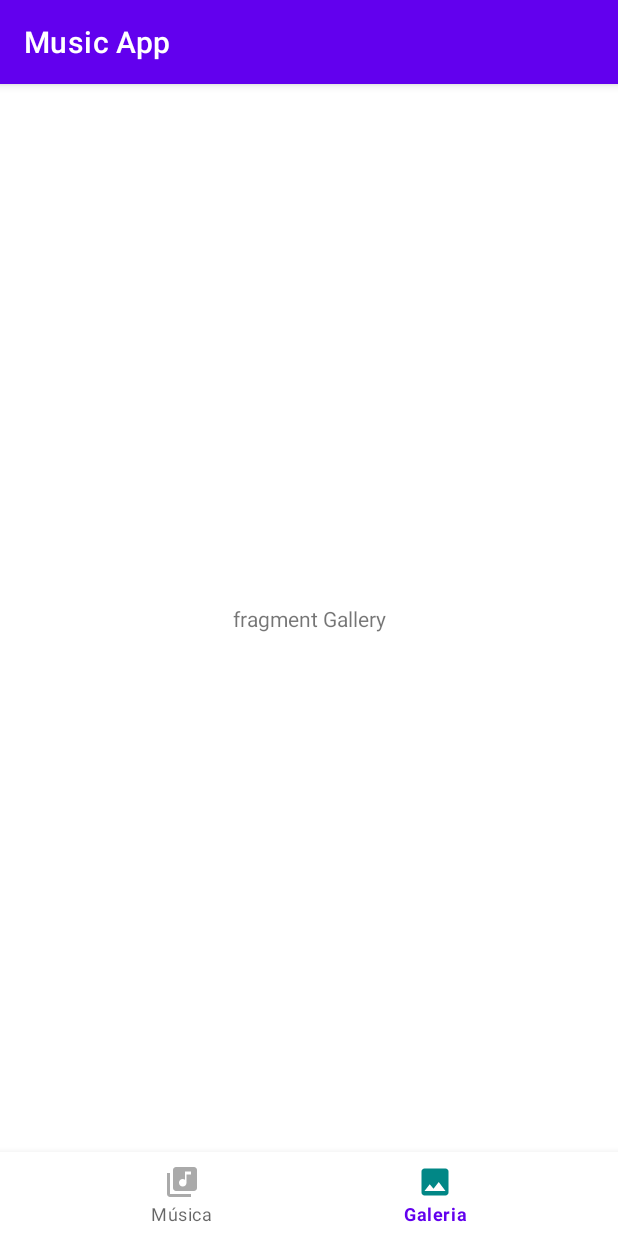
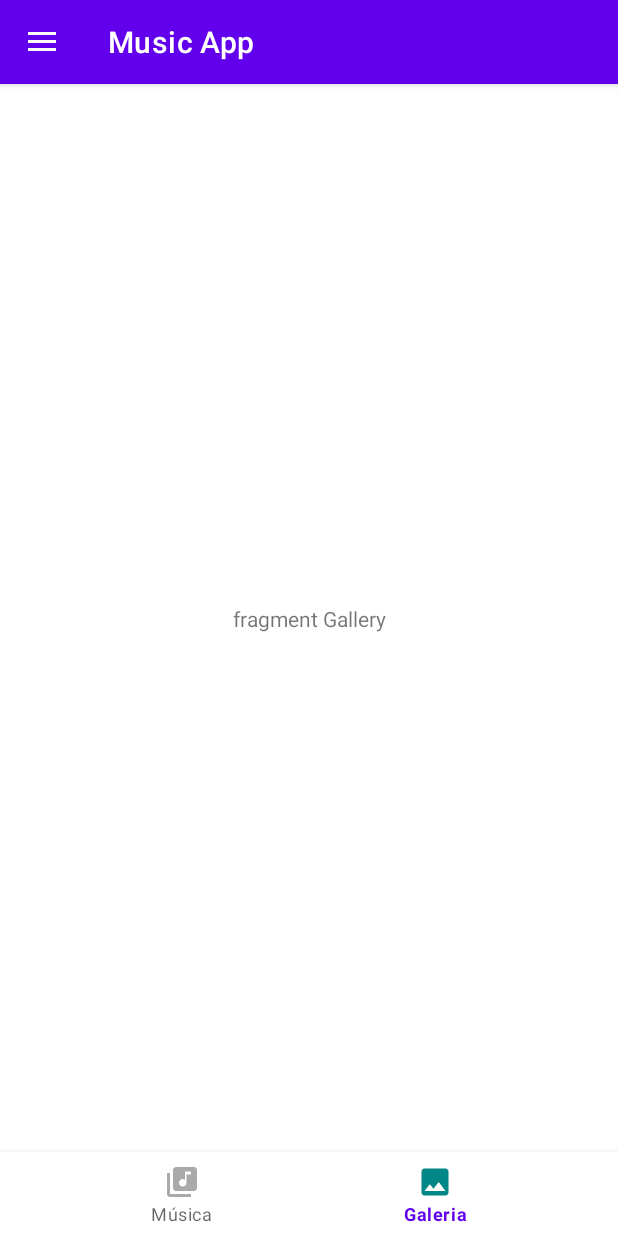
Before and after one commit to valcar3d/MusicApp, an Android app: the screen it shows after launch (MainActivity), item 2 of the bottom bar chosen, on a phone screen of 412 x 824 dp. Run offline under Robolectric (Android 15) with nearby library versions, the light colour scheme and no system bars; our stand-ins replace Room's generated code, data binding.

Commit message:
pantallas con funcionalidad básica, base de datos, databinding y mvvm base

```diff
--- /dev/null
+++ b/app/src/main/java/com/dimensiva/musicapp/database/AppDatabase.kt
@@ -0,0 +1,56 @@
+package com.dimensiva.musicapp.database
+
+import android.content.Context
+import android.widget.ImageView
+import androidx.room.Database
+import androidx.room.Room
+import androidx.room.RoomDatabase
+import com.dimensiva.musicapp.R
+import com.dimensiva.musicapp.database.dao.UserAccountDao
+import com.dimensiva.musicapp.entity.UserAccount
+
+@Database(entities = [UserAccount::class], version = 1, exportSchema = false)
+abstract class AppDatabase : RoomDatabase() {
+
+    abstract fun userAccountDao(): UserAccountDao?
+
+    companion object {
+        // Singleton prevents multiple instances of database opening at the
+        // same time.
+        @Volatile
+        private var INSTANCE: AppDatabase? = null
+
+        fun getDatabase(
+            context: Context
+        ): AppDatabase {
+            // if the INSTANCE is not null, then return it,
+            // if it is, then create the database
+            return INSTANCE ?: synchronized(this) {
+                val instance = Room.databaseBuilder(
+                    context.applicationContext,
+                    AppDatabase::class.java,
+                    "users_database"
+                )
+                    // Wipes and rebuilds instead of migrating if no Migration object.
+                    // Migration is not part of this codelab.
+                    .fallbackToDestructiveMigration()
+                    .build()
+                INSTANCE = instance
+                // return instance
+                instance
+            }
+        }
+
+        fun populateDatabase(userDao: UserAccountDao) {
+            // Start the app with a clean database every time.
+            // Not needed if you only populate on creation.
+            var user = UserAccount(
+                0, "valcar", "angel pat oribe",
+                "programador android", R.drawable.image
+            )
+            userDao.insert(user)
+
+        }
+    }
+
+}
--- /dev/null
+++ b/app/src/main/java/com/dimensiva/musicapp/database/dao/UserAccountDao.kt
@@ -0,0 +1,20 @@
+package com.dimensiva.musicapp.database.dao
+
+import androidx.lifecycle.LiveData
+import androidx.room.Dao
+import androidx.room.Insert
+import androidx.room.Query
+import com.dimensiva.musicapp.entity.UserAccount
+
+@Dao
+interface UserAccountDao {
+    @Insert
+    fun insert(account: UserAccount)
+
+    @Query("SELECT * FROM user_accounts WHERE nickName =:username")
+    fun getAccount(username: String?): UserAccount?
+
+    @Query("SELECT * FROM user_accounts")
+    fun getAllUsers(): LiveData<List<UserAccount>>
+
+}
--- /dev/null
+++ b/app/src/main/java/com/dimensiva/musicapp/entity/UserAccount.kt
@@ -0,0 +1,13 @@
+package com.dimensiva.musicapp.entity
+
+import android.widget.ImageView
+import androidx.room.Entity
+import androidx.room.PrimaryKey
+
+@Entity(tableName = "user_accounts")
+data class UserAccount(
+    @PrimaryKey(autoGenerate = true) val id: Int,
+    val nickName: String,
+    val nombreYapellido: String, val descripcion: String,
+    val perfilImagen: Int
+)
--- a/app/src/main/java/com/dimensiva/musicapp/fragments/GalleryFragment.kt
+++ b/app/src/main/java/com/dimensiva/musicapp/fragments/GalleryFragment.kt
@@ -1,20 +1,34 @@
 package com.dimensiva.musicapp.fragments
 
+import android.content.Intent
 import android.os.Bundle
+import android.provider.MediaStore
 import android.view.LayoutInflater
 import android.view.View
 import android.view.ViewGroup
 import androidx.fragment.app.Fragment
 import com.dimensiva.musicapp.R
+import com.dimensiva.musicapp.databinding.FragmentGalleryBinding
 
 
 class GalleryFragment : Fragment() {
+    private lateinit var binding: FragmentGalleryBinding
+
     override fun onCreateView(
         inflater: LayoutInflater, container: ViewGroup?,
         savedInstanceState: Bundle?
     ): View? {
+        val i = Intent(Intent.ACTION_VIEW, MediaStore.Images.Media.EXTERNAL_CONTENT_URI)
+        startActivityForResult(i, 1)
         // Inflate the layout for this fragment
-        return inflater.inflate(R.layout.fragment_gallery, container, false)
+        binding = FragmentGalleryBinding.inflate(inflater, container, false)
+        return binding.root
+    }
+
+    override fun onViewCreated(view: View, savedInstanceState: Bundle?) {
+
+
+        super.onViewCreated(view, savedInstanceState)
     }
 
     companion object {
@@ -22,4 +36,13 @@ class GalleryFragment : Fragment() {
             return GalleryFragment()
         }
     }
+
+    override fun onActivityResult(requestCode: Int, resultCode: Int, data: Intent?) {
+        activity?.supportFragmentManager?.beginTransaction()
+            ?.replace(R.id.container, MusicFragment.newInstance())?.commit()
+
+
+
+        super.onActivityResult(requestCode, resultCode, data)
+    }
 }
--- a/app/src/main/java/com/dimensiva/musicapp/fragments/MusicFragment.kt
+++ b/app/src/main/java/com/dimensiva/musicapp/fragments/MusicFragment.kt
@@ -18,8 +18,6 @@ class MusicFragment : Fragment() {
     private lateinit var mp: MediaPlayer
     private var totalTime: Int = 0
 
-    //private var _binding: FragmentMusicBinding? = null
-    //private val binding get() = _binding!!
 
     private lateinit var binding: FragmentMusicBinding
 
@@ -153,19 +151,6 @@ class MusicFragment : Fragment() {
         return timeLabel
     }
 
-    override fun onDestroyView() {
-        super.onDestroyView()
-        if (mp.isPlaying) {
-            // Stop
-            mp.pause()
-            binding.playBtn.setBackgroundResource(R.drawable.play)
-
-        } else {
-            // Start
-            mp.start()
-            binding.playBtn.setBackgroundResource(R.drawable.stop)
-        }
-    }
 
 
 
--- a/app/src/main/java/com/dimensiva/musicapp/models/User.kt
+++ /dev/null
@@ -1 +0,0 @@
-package com.dimensiva.musicapp.models
--- /dev/null
+++ b/app/src/main/java/com/dimensiva/musicapp/repository/UserRepository.kt
@@ -0,0 +1,26 @@
+package com.dimensiva.musicapp.repository
+
+import androidx.annotation.WorkerThread
+import androidx.lifecycle.LiveData
+import com.dimensiva.musicapp.database.dao.UserAccountDao
+import com.dimensiva.musicapp.entity.UserAccount
+
+
+class UserRepository(private val userAccountDao: UserAccountDao) {
+
+    // Room executes all queries on a separate thread.
+    // Observed LiveData will notify the observer when the data has changed.
+    val allUsers: LiveData<List<UserAccount>> = userAccountDao.getAllUsers()
+
+    // You must call this on a non-UI thread or your app will crash. So we're making this a
+    // suspend function so the caller methods know this.
+    // Like this, Room ensures that you're not doing any long running operations on the main
+    // thread, blocking the UI.
+    @Suppress("RedundantSuspendModifier")
+    @WorkerThread
+    suspend fun insert(user: UserAccount) {
+        userAccountDao.insert(user)
+    }
+
+
+}
--- /dev/null
+++ b/app/src/main/java/com/dimensiva/musicapp/viewmodels/UserViewModel.kt
@@ -0,0 +1,31 @@
+package com.dimensiva.musicapp.viewmodels
+
+import android.app.Application
+import androidx.lifecycle.AndroidViewModel
+import androidx.lifecycle.LiveData
+import androidx.lifecycle.viewModelScope
+import com.dimensiva.musicapp.database.AppDatabase
+import com.dimensiva.musicapp.entity.UserAccount
+import com.dimensiva.musicapp.repository.UserRepository
+import kotlinx.coroutines.Dispatchers
+import kotlinx.coroutines.launch
+
+
+class UserViewModel(application: Application) : AndroidViewModel(application) {
+    private val repository: UserRepository
+
+    val allUsers: LiveData<List<UserAccount>>
+
+    init {
+        val usersDao = AppDatabase.getDatabase(application).userAccountDao()
+        repository = UserRepository(usersDao!!)
+        allUsers = repository.allUsers
+    }
+
+    /**
+     * Launching a new coroutine to insert the data in a non-blocking way
+     */
+    fun insert(user: UserAccount) = viewModelScope.launch(Dispatchers.IO) {
+        repository.insert(user)
+    }
+}
--- a/app/src/main/java/com/dimensiva/musicapp/views/MainActivity.kt
+++ b/app/src/main/java/com/dimensiva/musicapp/views/MainActivity.kt
@@ -1,26 +1,89 @@
 package com.dimensiva.musicapp.views
 
 import android.os.Bundle
+import android.view.Gravity
+import android.view.Menu
 import android.view.MenuItem
+import android.widget.Toast
+import androidx.appcompat.app.ActionBarDrawerToggle
 import androidx.appcompat.app.AppCompatActivity
 import androidx.databinding.DataBindingUtil
+import androidx.lifecycle.ViewModelProvider
 import com.dimensiva.musicapp.R
 import com.dimensiva.musicapp.databinding.ActivityMainBinding
+import com.dimensiva.musicapp.entity.UserAccount
+import com.dimensiva.musicapp.fragments.EditProfile
 import com.dimensiva.musicapp.fragments.GalleryFragment
 import com.dimensiva.musicapp.fragments.MusicFragment
+import com.dimensiva.musicapp.viewmodels.UserViewModel
 import com.google.android.material.bottomnavigation.BottomNavigationView
 
 
 class MainActivity : AppCompatActivity(), BottomNavigationView.OnNavigationItemSelectedListener {
 
     private lateinit var binding: ActivityMainBinding
+    private lateinit var toggle: ActionBarDrawerToggle
+    private lateinit var userViewModel: UserViewModel
 
     override fun onCreate(savedInstanceState: Bundle?) {
         super.onCreate(savedInstanceState)
         binding = DataBindingUtil.setContentView(this, R.layout.activity_main)
 
+        toggle = ActionBarDrawerToggle(this, binding.drawerLayout, R.string.open, R.string.close)
+        binding.drawerLayout.addDrawerListener(toggle)
+        toggle.syncState()
+
+        // Get a new or existing ViewModel from the ViewModelProvider.
+        userViewModel = ViewModelProvider(this).get(UserViewModel::class.java)
+
+
+        userViewModel.insert(
+            UserAccount(
+                0,
+                "valcar",
+                "angel pat",
+                "android programmer",
+                R.id.musicIcon
+            )
+        )
+
+        var menu: Menu = binding.navView.menu
+        var navName: MenuItem = menu.findItem(R.id.navName)
+        var navFullName: MenuItem = menu.findItem(R.id.navFullName)
+        var navDescription: MenuItem = menu.findItem(R.id.navDescription)
+
+
+
+        userViewModel.allUsers.observe(
+            this, { users ->
+                navName.title = users[0].nickName
+                navFullName.title = users[0].nombreYapellido
+                navDescription.title = users[0].descripcion
+            }
+        )
+
+        supportActionBar?.setDisplayHomeAsUpEnabled(true)
+
+
+        binding.navView.setNavigationItemSelectedListener {
+            when (it.itemId) {
+                R.id.editProfile -> editProfile()
+            }
+
+
+            true
+        }
+
         binding.bottomNavigation.setOnNavigationItemSelectedListener(this)
         binding.bottomNavigation.selectedItemId = R.id.musicIcon
+
+    }
+
+    private fun editProfile() {
+        Toast.makeText(this, "Editar perfil", Toast.LENGTH_SHORT).show()
+        binding.drawerLayout.closeDrawer(Gravity.LEFT)
+        supportFragmentManager.beginTransaction()
+            .replace(R.id.container, EditProfile.newInstance()).commit()
 
     }
 
@@ -80,4 +143,13 @@ class MainActivity : AppCompatActivity(), BottomNavigationView.OnNavigationItemS
         }
         return false
     }
+
+    override fun onOptionsItemSelected(item: MenuItem): Boolean {
+        if (toggle.onOptionsItemSelected(item)) {
+            return true
+        }
+        return super.onOptionsItemSelected(item)
+    }
+
+
 }
--- a/app/src/main/res/layout/activity_main.xml
+++ b/app/src/main/res/layout/activity_main.xml
@@ -1,11 +1,16 @@
 <?xml version="1.0" encoding="utf-8"?>
+
 <layout xmlns:android="http://schemas.android.com/apk/res/android"
-    xmlns:app="http://schemas.android.com/apk/res-auto"
-    android:id="@+id/rootView">
+    xmlns:app="http://schemas.android.com/apk/res-auto">
 
     <data>
 
     </data>
+
+    <androidx.drawerlayout.widget.DrawerLayout
+        android:id="@+id/drawerLayout"
+        android:layout_width="match_parent"
+        android:layout_height="match_parent">
 
         <androidx.constraintlayout.widget.ConstraintLayout
             android:layout_width="match_parent"
@@ -19,8 +24,7 @@
                 app:layout_constraintEnd_toEndOf="parent"
                 app:layout_constraintHorizontal_bias="0.5"
                 app:layout_constraintStart_toStartOf="parent"
-            app:layout_constraintTop_toTopOf="parent">
-        </FrameLayout>
+                app:layout_constraintTop_toTopOf="parent" />
 
             <com.google.android.material.bottomnavigation.BottomNavigationView
                 android:id="@+id/bottomNavigation"
@@ -36,4 +40,16 @@
             </com.google.android.material.bottomnavigation.BottomNavigationView>
 
         </androidx.constraintlayout.widget.ConstraintLayout>
+
+        <com.google.android.material.navigation.NavigationView
+            android:id="@+id/navView"
+            android:layout_width="wrap_content"
+            android:layout_height="match_parent"
+            android:layout_gravity="start"
+            app:headerLayout="@layout/nav_header"
+            app:menu="@menu/nav_drawer_menu">
+
+        </com.google.android.material.navigation.NavigationView>
+
+    </androidx.drawerlayout.widget.DrawerLayout>
 </layout>
--- a/app/src/main/res/layout/fragment_gallery.xml
+++ b/app/src/main/res/layout/fragment_gallery.xml
@@ -1,7 +1,13 @@
 <?xml version="1.0" encoding="utf-8"?>
-<FrameLayout xmlns:android="http://schemas.android.com/apk/res/android"
+<layout xmlns:android="http://schemas.android.com/apk/res/android"
     xmlns:app="http://schemas.android.com/apk/res-auto"
-    xmlns:tools="http://schemas.android.com/tools"
+    xmlns:tools="http://schemas.android.com/tools">
+
+    <data>
+
+    </data>
+
+    <FrameLayout
         android:layout_width="match_parent"
         android:layout_height="match_parent"
         tools:context=".fragments.GalleryFragment">
@@ -24,3 +30,4 @@
         </androidx.constraintlayout.widget.ConstraintLayout>
 
     </FrameLayout>
+</layout>
--- /dev/null
+++ b/app/src/main/res/menu/nav_drawer_menu.xml
@@ -0,0 +1,20 @@
+<?xml version="1.0" encoding="utf-8"?>
+<menu  xmlns:android="http://schemas.android.com/apk/res/android">
+
+    <item
+        android:id="@+id/navName"
+        android:title="Nombre de usuario" />
+
+    <item
+        android:id="@+id/navFullName"
+        android:title="Nombre y apellido" />
+
+    <item
+        android:id="@+id/navDescription"
+        android:title="Descripción" />
+    <item
+        android:id="@+id/editProfile"
+        android:title="Editar perfil" />
+
+
+</menu>
--- a/app/src/main/res/values/strings.xml
+++ b/app/src/main/res/values/strings.xml
@@ -1,6 +1,10 @@
 <resources>
     <string name="app_name">MusicApp</string>
     <string name="title_activity_main">MainActivity</string>
+
+    <string name="open">Open</string>
+    <string name="close">Close</string>
+
     <!--
     This string is used for square devices and overridden by hello_world in
     values-round/strings.xml for round devices.
```
Also changed, not shown: app/build.gradle (+22 -1 lines), app/src/main/java/com/dimensiva/musicapp/fragments/EditProfile.kt (added, +44 -0 lines), app/src/main/java/com/dimensiva/musicapp/utils/SimpleDialog.kt (added, +77 -0 lines), app/src/main/res/drawable/ic_baseline_person_24.xml (added, +10 -0 lines), app/src/main/res/layout/fragment_edit_profile.xml (added, +107 -0 lines), app/src/main/res/layout/fragment_simple_dialog.xml (added, +60 -0 lines), app/src/main/res/layout/nav_header.xml (added, +28 -0 lines). Lines whose indentation alone changed are shown as unchanged.
